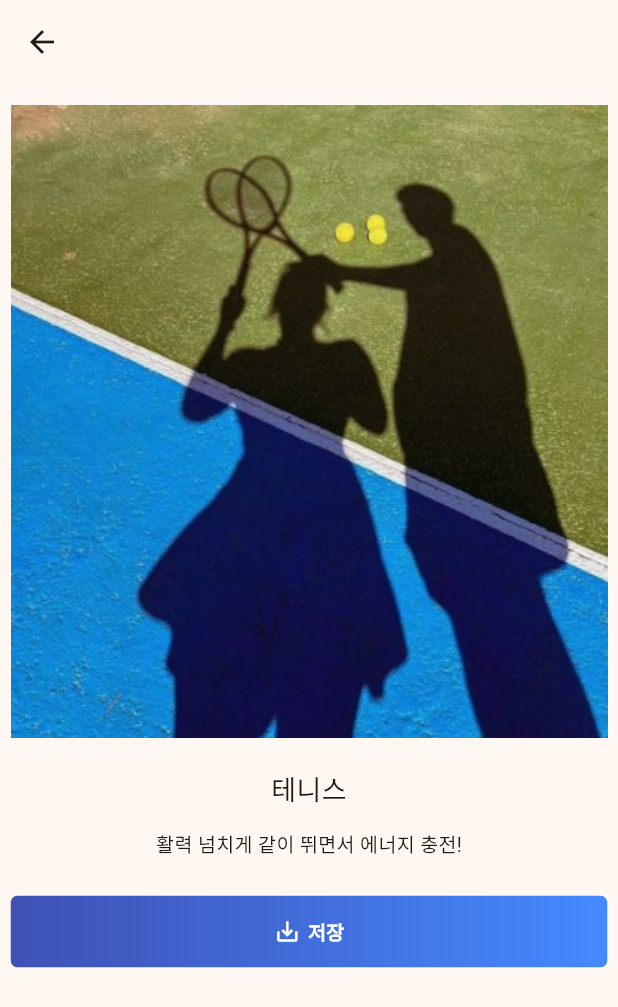
After one commit to mimo626/pureApp, a Flutter app: the HobbyDetailScreen screen opened directly, on a phone screen of 412 x 824 dp. The commit adds this screen. Shown: the top 1007 px of the screen. Run offline on Flutter 3.47's test engine with Material 3 defaults, Android fonts, the light colour scheme and no system bars; our stand-ins replace carousel_slider, smooth_page_indicator.

Commit message:
[Feature] 취미 상세 화면 구현

```diff
--- /dev/null
+++ b/lib/screen/hobby_detail_screen.dart
@@ -0,0 +1,50 @@
+import 'package:flutter/material.dart';
+import 'package:flutter03_mingflix/widget/save_gradient_btn.dart';
+
+class HobbyDetailScreen extends StatefulWidget {
+  const HobbyDetailScreen({super.key});
+
+  @override
+  State<HobbyDetailScreen> createState() => _HobbyDetailScreenState();
+}
+
+class _HobbyDetailScreenState extends State<HobbyDetailScreen> {
+  @override
+  Widget build(BuildContext context) {
+    return Scaffold(
+      appBar: AppBar(),
+      body: Container(
+         alignment: Alignment.center,
+         child:Column(
+           children: [
+             // 취미 사진
+             Container(
+               child: Image.asset('lib/assets/images/hobby_tennis.PNG'),
+               height: 450,
+             ),
+             // 취미 이름
+             Container(
+               padding: EdgeInsets.all(7),
+               child: Text(
+                   '테니스',
+                   style: TextStyle(fontSize: 18)),
+             ),
+             // 취미 설명
+             Container(
+               padding: EdgeInsets.all(7),
+               child: Text(
+                 '활력 넘치게 같이 뛰면서 에너지 충전!',
+                 style: TextStyle(fontSize: 13),
+               ),
+             ),
+             // 저장 버튼
+             Container(
+               padding: EdgeInsets.all(7),
+               child: SaveGradientBtn(),
+             )
+           ],
+         ),
+      ),
+    );
+  }
+}
--- a/lib/widget/home_hobby_slider.dart
+++ b/lib/widget/home_hobby_slider.dart
@@ -1,4 +1,5 @@
 import 'package:flutter/material.dart';
+import 'package:flutter03_mingflix/screen/hobby_detail_screen.dart';
 
 class HomeHobbySlider extends StatefulWidget {
   const HomeHobbySlider({super.key});
@@ -23,7 +24,7 @@ class _HomeHobbySliderState extends State<HomeHobbySlider> {
               scrollDirection: Axis.horizontal,
               itemCount: 10,
               itemBuilder: (context, index) {
-                return makeItemList();
+                return makeItemList(context);
                 },
             ),
           )
@@ -33,9 +34,16 @@ class _HomeHobbySliderState extends State<HomeHobbySlider> {
   }
 }
 
-Widget makeItemList(){
+Widget makeItemList(BuildContext context){
   return InkWell(
-    onTap: () {},
+    onTap: () {
+      Navigator.of(context).push(
+        MaterialPageRoute(
+          builder: (context) => HobbyDetailScreen(),
+          fullscreenDialog: true
+        )
+      );
+    },
     child: Container(
       padding: EdgeInsets.only(right: 10),
       child: CircleAvatar(
```
Also changed, not shown: lib/assets/images/hobby_tennis.PNG (added).
